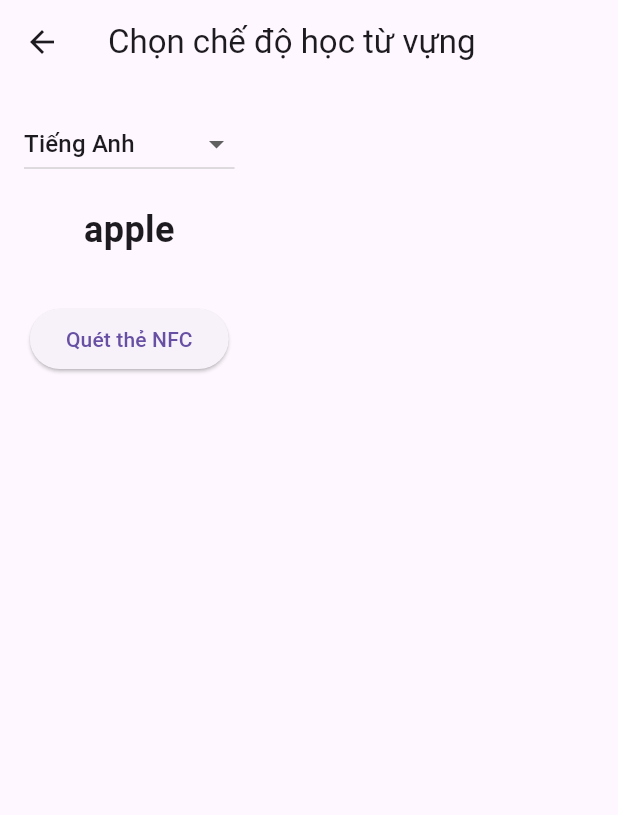
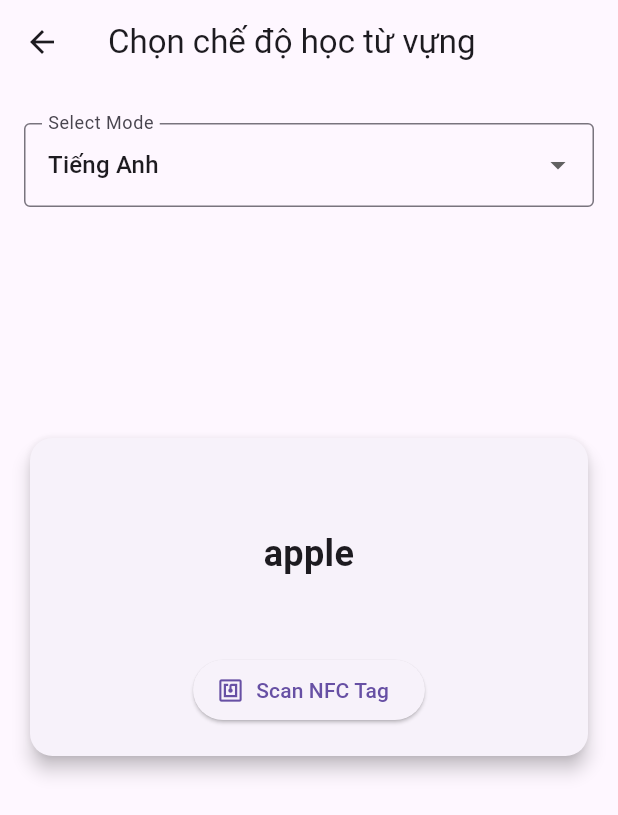
Before and after one commit to HyHonCuTe/NFC, a Flutter app: the FindScreen screen opened directly, on a phone screen of 412 x 824 dp. Shown: the top 815 px of the screen. Run offline on Flutter 3.47's test engine with Material 3 defaults, Android fonts, the phone set to English and light mode, and no system bars; our stand-ins replace flutter_tts; missing offline and left inert: nfc_manager.

Commit message:
simple UI changes for Find_screen.dart

```diff
--- a/lib/screens/find_screen.dart
+++ b/lib/screens/find_screen.dart
@@ -298,8 +298,15 @@ class _FindScreenState extends State<FindScreen> {
           crossAxisAlignment: CrossAxisAlignment.center,
           children: [
             // Dropdown chọn chế độ học
-            DropdownButton<String>(
+            // DropdownButton<String>(
+            //   value: selectedMode,
+            const SizedBox(height: 10),
+            DropdownButtonFormField<String>(
               value: selectedMode,
+              decoration: const InputDecoration(
+                border: OutlineInputBorder(),
+                labelText: 'Select Mode',
+              ),
               items: const [
                 DropdownMenuItem(value: 'English', child: Text('Tiếng Anh')),
                 DropdownMenuItem(
@@ -319,27 +326,57 @@ class _FindScreenState extends State<FindScreen> {
                 });
               },
             ),
-            const SizedBox(height: 16),
+            const SizedBox(height: 150),
             // Hiển thị từ vựng
+            Card(
+              shape: RoundedRectangleBorder(
+                borderRadius: BorderRadius.circular(15),
+              ),
+              elevation: 5,
+              child: Center(
+                child: Padding(
+                  padding: const EdgeInsets.all(20.0),
+                  child: Column(
+                    mainAxisSize: MainAxisSize.min,
+                    children: [
+                      const SizedBox(height: 40),
                       Text(
                         selectedMode == 'English'
                             ? currentWord!.englishWord
                             : currentWord!.vietnameseWord,
                         style: const TextStyle(fontSize: 24, fontWeight: FontWeight.bold),
+                        textAlign: TextAlign.center,
+
                       ),
-            const SizedBox(height: 16),
+                      const SizedBox(height: 40),
                       // Nút Nghe
                       if (selectedMode == 'Listen in English' ||
                           selectedMode == 'Listen in Vietnamese')
-              ElevatedButton(
+                        ElevatedButton.icon(
                           onPressed: isListening ? null : _speakWord,
-                child: Text(isListening ? 'Đang phát âm...' : 'Nghe từ vựng'),
+                          icon: isListening? const CircularProgressIndicator(
+                              color: Colors.white,
+                              strokeWidth: 2,
+                          ): const Icon(Icons.volume_up),
+
+                          label: Text(isListening ? 'Đang phát âm...' : 'Nghe từ vựng'),
                         ),
-            const SizedBox(height: 16),
+                      const SizedBox(height: 10),
                       // Nút quét NFC
-            ElevatedButton(
+                      ElevatedButton.icon(
                         onPressed: isScanning || isListening ? null : _startNfcScan,
-              child: Text(isScanning ? 'Đang quét thẻ...' : 'Quét thẻ NFC'),
+                        icon: isScanning
+                            ? const CircularProgressIndicator(
+                                color: Colors.white,
+                                strokeWidth: 2,
+                              )
+                            : const Icon(Icons.nfc),
+                        label: Text(isScanning ? 'Scanning NFC...' : 'Scan NFC Tag'),
+                      ),
+                    ],
+                  ),
+                ),
+              ),
             ),
           ],
         ),
```
Also changed, not shown: 6 other files. Lines whose indentation alone changed are shown as unchanged.
